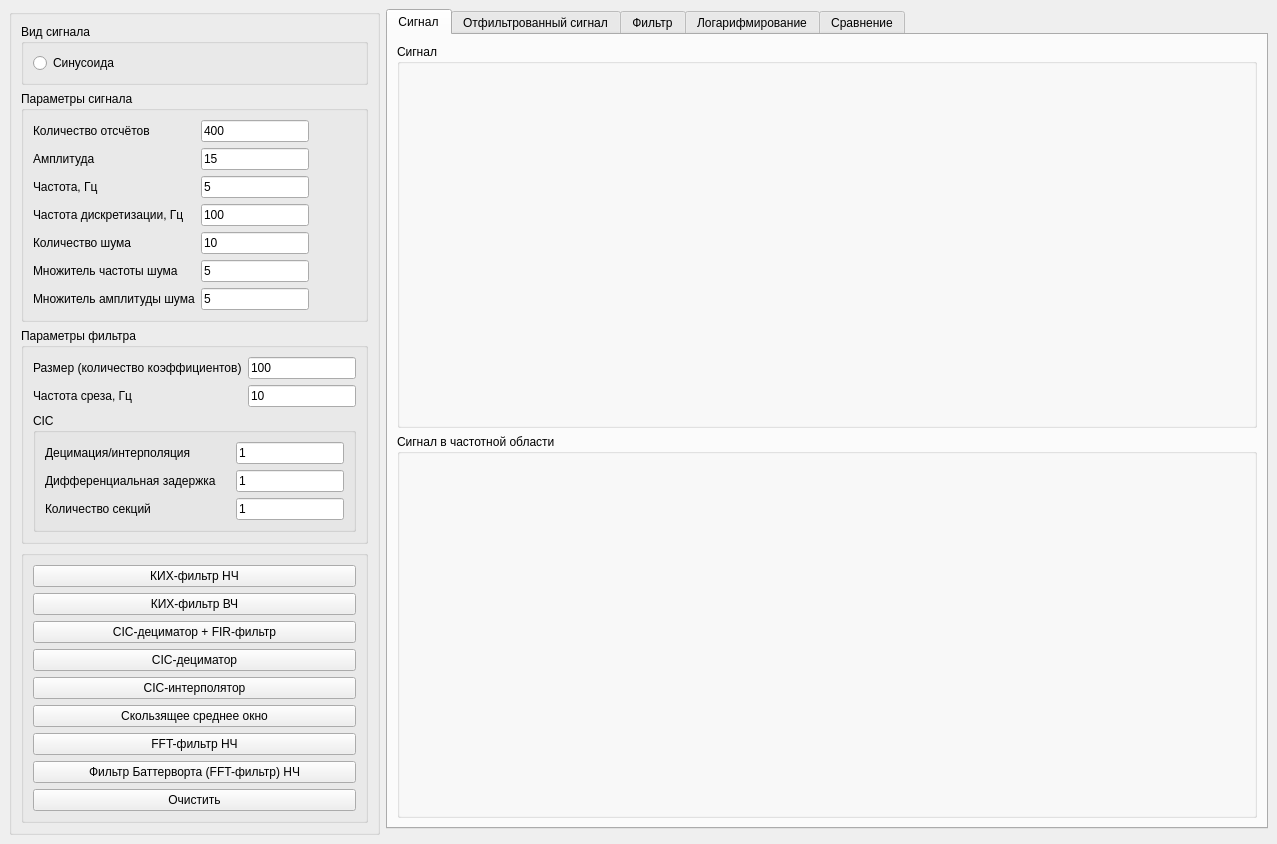
Qt form Filters/mainwindow.ui (Yakovlev0309/CppFilters) before a commit.
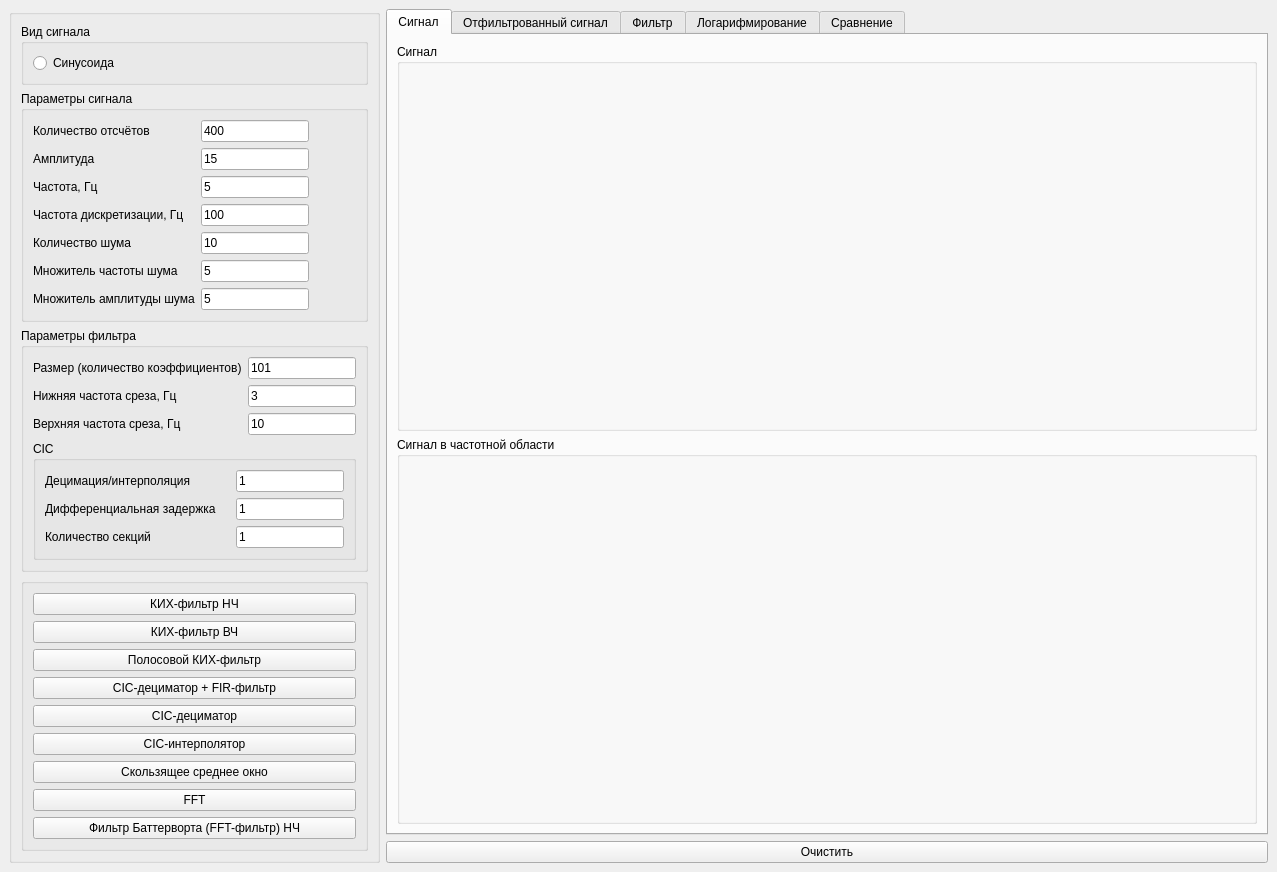
The same form after that commit. Custom widgets are drawn as their Qt base class.

Commit message: Разделил частоту среза на верхнюю и нижнюю, что дало возможность использования полосовых фильтров. Выравнивание не комплексных графиков по оси X относительно нуля. Исправление применения КИХ фильтра (теперь следует использовать нечётные значения длины фильтра).

```diff
--- a/Filters/mainwindow.ui
+++ b/Filters/mainwindow.ui
@@ -7,7 +7,7 @@
     <x>0</x>
     <y>0</y>
     <width>1277</width>
-    <height>822</height>
+    <height>850</height>
    </rect>
   </property>
   <property name="windowTitle">
@@ -356,6 +356,13 @@
             </property>
            </widget>
           </item>
+          <item>
+           <widget class="QPushButton" name="bpFirFilter">
+            <property name="text">
+             <string>Полосовой КИХ-фильтр</string>
+            </property>
+           </widget>
+          </item>
           <item>
            <widget class="QPushButton" name="cicFilter">
             <property name="text">
@@ -387,7 +394,7 @@
           <item>
            <widget class="QPushButton" name="lpFftFilter">
             <property name="text">
-             <string>FFT-фильтр НЧ</string>
+             <string>FFT</string>
             </property>
            </widget>
           </item>
@@ -398,13 +405,6 @@
             </property>
            </widget>
           </item>
-          <item>
-           <widget class="QPushButton" name="clearGraphs">
-            <property name="text">
-             <string>Очистить</string>
-            </property>
-           </widget>
-          </item>
          </layout>
         </widget>
        </item>
@@ -430,14 +430,14 @@
              </sizepolicy>
             </property>
             <property name="text">
-             <string>100</string>
+             <string>101</string>
             </property>
            </widget>
           </item>
           <item row="1" column="0">
            <widget class="QLabel" name="label_7">
             <property name="text">
-             <string>Частота среза, Гц</string>
+             <string>Нижняя частота среза, Гц</string>
             </property>
            </widget>
           </item>
@@ -450,7 +450,7 @@
              </sizepolicy>
             </property>
             <property name="text">
-             <string>10</string>
+             <string>3</string>
             </property>
            </widget>
           </item>
@@ -529,12 +529,39 @@
             </layout>
            </widget>
           </item>
+          <item row="2" column="0">
+           <widget class="QLabel" name="label_13">
+            <property name="text">
+             <string>Верхняя частота среза, Гц</string>
+            </property>
+           </widget>
+          </item>
+          <item row="2" column="1">
+           <widget class="QLineEdit" name="highCutoffFreq">
+            <property name="sizePolicy">
+             <sizepolicy hsizetype="Fixed" vsizetype="Fixed">
+              <horstretch>0</horstretch>
+              <verstretch>0</verstretch>
+             </sizepolicy>
+            </property>
+            <property name="text">
+             <string>10</string>
+            </property>
+           </widget>
+          </item>
          </layout>
         </widget>
        </item>
       </layout>
      </widget>
     </item>
+    <item row="1" column="1">
+     <widget class="QPushButton" name="clearGraphs">
+      <property name="text">
+       <string>Очистить</string>
+      </property>
+     </widget>
+    </item>
    </layout>
   </widget>
   <widget class="QMenuBar" name="menubar">
```
Left out of the diff: 2 changed lines with no effect on the pictures. The commit also changes 4 other files.
